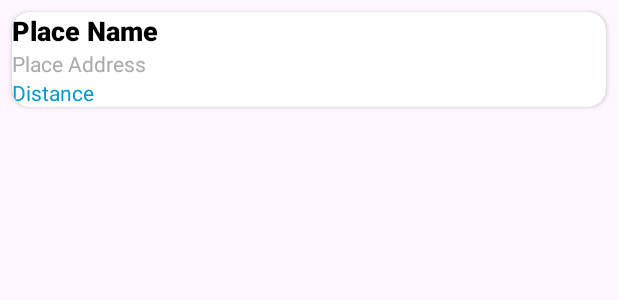
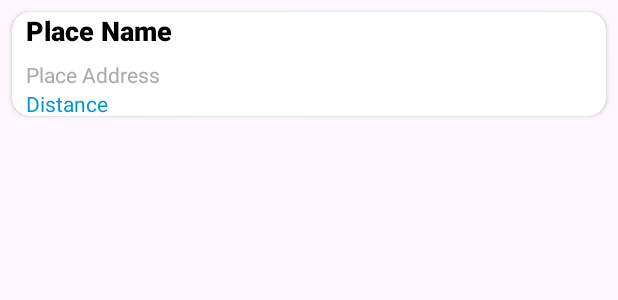
Before and after one commit to MarcoMeyer1/OPSC-ICE4-Locations, an Android app: the layout list_item_place.xml on its own in the app's theme, with its tools: preview values and no code run, on a phone screen of 412 x 824 dp. Shown: the top 300 px of the screen. Run offline under Robolectric (Android 15) with nearby library versions, the phone set to English and light mode, and no system bars.

Commit message:
UI Updated v2

```diff
--- a/ICE4/app/src/main/java/com/example/ice4locations/MainActivity.kt
+++ b/ICE4/app/src/main/java/com/example/ice4locations/MainActivity.kt
@@ -101,7 +101,7 @@ class MainActivity : AppCompatActivity() {
             try {
                 val urlConnection = URL(urlString).openConnection() as HttpURLConnection
                 urlConnection.requestMethod = "GET"
-                urlConnection.setRequestProperty("VcStudent", "VcProject/v1 (vcstudent@gmail.com)")
+                urlConnection.setRequestProperty("wfssd", "wfssd/v1.1 (wfssd@gmail.com)")
                 urlConnection.connect()
 
                 val responseCode = urlConnection.responseCode
--- a/ICE4/app/src/main/res/layout/list_item_place.xml
+++ b/ICE4/app/src/main/res/layout/list_item_place.xml
@@ -1,5 +1,6 @@
 <androidx.cardview.widget.CardView xmlns:android="http://schemas.android.com/apk/res/android"
     xmlns:app="http://schemas.android.com/apk/res-auto"
+    xmlns:tools="http://schemas.android.com/tools"
     android:layout_width="match_parent"
     android:layout_height="wrap_content"
     android:layout_margin="8dp"
@@ -14,44 +15,50 @@
         android:layout_height="wrap_content">
 
         <!-- Place Name -->
+
+        <!-- Place Address -->
+
         <TextView
             android:id="@+id/placeNameTextView"
-            android:layout_width="0dp"
-            android:layout_height="wrap_content"
+            android:layout_width="377dp"
+            android:layout_height="28dp"
+            android:fontFamily="sans-serif-medium"
             android:text="Place Name"
             android:textColor="@android:color/black"
             android:textSize="18sp"
             android:textStyle="bold"
-            android:fontFamily="sans-serif-medium"
+            app:layout_constraintEnd_toEndOf="parent"
             app:layout_constraintStart_toStartOf="parent"
-            app:layout_constraintTop_toTopOf="parent"
-            app:layout_constraintEnd_toEndOf="parent"/>
+            app:layout_constraintTop_toTopOf="parent" />
 
-        <!-- Place Address -->
+        <!-- Place Distance -->
+
         <TextView
             android:id="@+id/placeAddressTextView"
-            android:layout_width="0dp"
-            android:layout_height="wrap_content"
+            android:layout_width="357dp"
+            android:layout_height="0dp"
+            android:layout_marginTop="4dp"
+            android:fontFamily="sans-serif"
             android:text="Place Address"
             android:textColor="@android:color/darker_gray"
             android:textSize="14sp"
-            android:fontFamily="sans-serif"
+            app:layout_constraintEnd_toEndOf="parent"
+            app:layout_constraintHorizontal_bias="0.236"
             app:layout_constraintStart_toStartOf="parent"
-            app:layout_constraintTop_toBottomOf="@id/placeNameTextView"
-            app:layout_constraintEnd_toEndOf="parent"/>
+            app:layout_constraintTop_toBottomOf="@id/placeNameTextView" />
 
-        <!-- Place Distance -->
         <TextView
             android:id="@+id/placeDistanceTextView"
-            android:layout_width="0dp"
-            android:layout_height="wrap_content"
+            android:layout_width="365dp"
+            android:layout_height="18dp"
+            android:fontFamily="sans-serif"
             android:text="Distance"
             android:textColor="@android:color/holo_blue_dark"
             android:textSize="14sp"
-            android:fontFamily="sans-serif"
+            app:layout_constraintEnd_toEndOf="parent"
+            app:layout_constraintHorizontal_bias="0.3"
             app:layout_constraintStart_toStartOf="parent"
-            app:layout_constraintTop_toBottomOf="@id/placeAddressTextView"
-            app:layout_constraintEnd_toEndOf="parent"/>
+            app:layout_constraintTop_toBottomOf="@id/placeAddressTextView" />
     </androidx.constraintlayout.widget.ConstraintLayout>
 
 </androidx.cardview.widget.CardView>
```
Also changed, not shown: ICE4/app/src/main/res/layout/activity_main.xml (+8 -10 lines).
